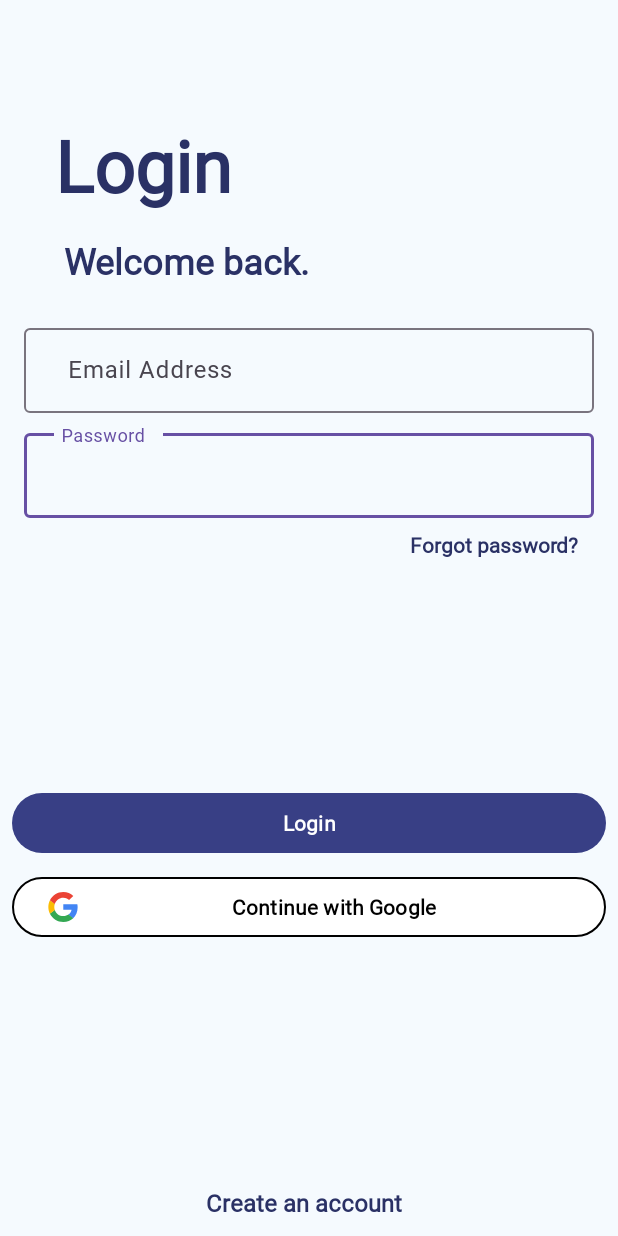
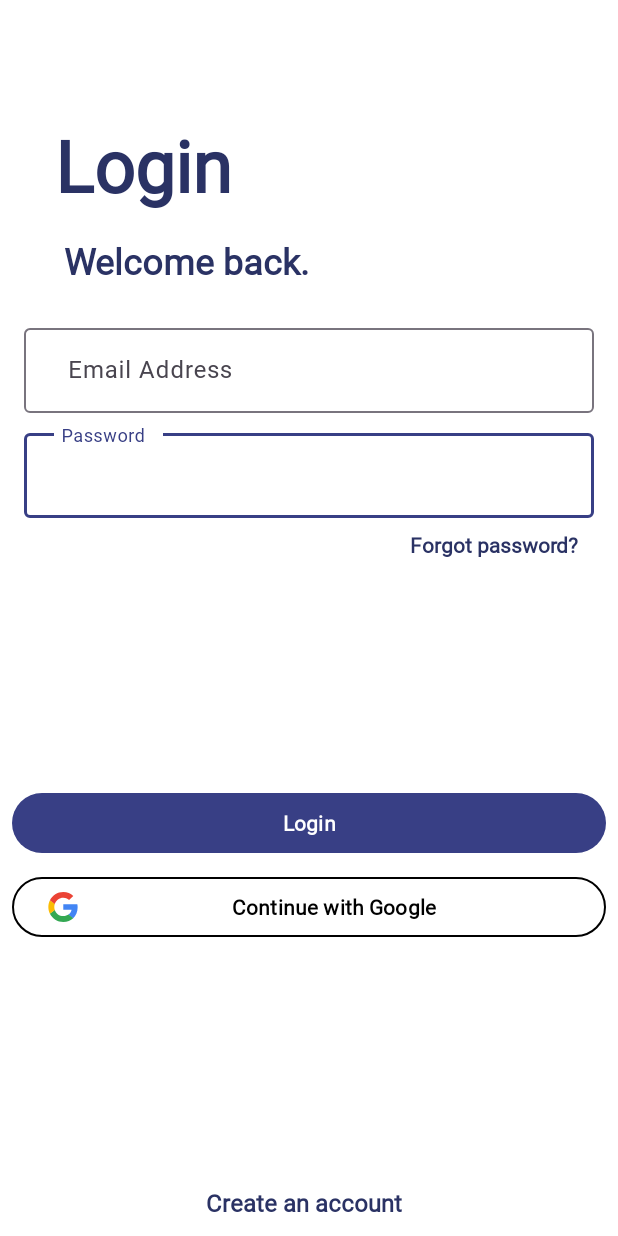
Before and after one commit to VandalByte/Nautica, an Android app: the LoginActivity screen opened directly, with no data from a screen before it, on a phone screen of 412 x 824 dp. Run offline under Robolectric (Android 15) with nearby library versions, the light colour scheme and no system bars.

Commit message:
Added proper color palette

```diff
--- a/app/src/main/java/com/dev/nautica/LoginActivity.kt
+++ b/app/src/main/java/com/dev/nautica/LoginActivity.kt
@@ -19,7 +19,7 @@
         setContentView(R.layout.activity_login)
 
         // Set the status bar color
-        window.statusBarColor = ContextCompat.getColor(this, R.color.statusBarLogin)
+        window.statusBarColor = ContextCompat.getColor(this, R.color.colorPrimary)
 
         loginButton = findViewById(R.id.googleSignInBtn)
         loginButton.setOnClickListener {
--- a/app/src/main/java/com/dev/nautica/SplashActivity.kt
+++ b/app/src/main/java/com/dev/nautica/SplashActivity.kt
@@ -24,7 +24,7 @@
         setContentView(R.layout.activity_splash)
 
         // Set the status bar color
-        window.statusBarColor = ContextCompat.getColor(this, R.color.statusBarSplash)
+        window.statusBarColor = ContextCompat.getColor(this, R.color.colorPrimaryDark)
 
         val splashLogo: ImageView = findViewById(R.id.splash_logo)
         val fadeIn = AnimationUtils.loadAnimation(this, R.anim.fade_in)
--- a/app/src/main/res/layout/activity_login.xml
+++ b/app/src/main/res/layout/activity_login.xml
@@ -6,7 +6,7 @@
     android:id="@+id/main"
     android:layout_width="match_parent"
     android:layout_height="match_parent"
-    android:background="@color/signupBackgroundColor"
+    android:background="@color/colorSurface"
     tools:context=".LoginActivity">
 
     <TextView
@@ -20,7 +20,7 @@
         android:paddingTop="0dp"
         android:paddingBottom="8dp"
         android:text=" Login"
-        android:textColor="@color/loginColorPrimary"
+        android:textColor="@color/colorPrimaryDark"
         android:textSize="48sp"
         android:textStyle="bold"
         app:layout_constraintEnd_toEndOf="parent"
@@ -36,9 +36,9 @@
         android:layout_marginBottom="8dp"
         android:fontFamily="@font/sf_pro"
         android:text="Login"
-        android:textColor="@color/white"
+        android:textColor="@color/colorPrimaryText"
         android:textStyle="bold"
-        app:backgroundTint="@color/loginBtn"
+        app:backgroundTint="@color/colorPrimary"
         app:cornerRadius="24dp"
         app:layout_constraintBottom_toTopOf="@+id/googleSignInBtn"
         app:layout_constraintEnd_toEndOf="parent"
@@ -88,7 +88,8 @@
             android:fontFamily="@font/sf_pro"
             android:hint="   Password"
             android:importantForAccessibility="yes"
-            android:inputType="textPassword" />
+            android:inputType="textPassword"
+            android:textColor="@color/black" />
     </com.google.android.material.textfield.TextInputLayout>
 
     <TextView
@@ -100,7 +101,7 @@
         android:fontFamily="@font/sf_pro"
         android:paddingBottom="0dp"
         android:text="   Welcome back."
-        android:textColor="@color/loginColorPrimary"
+        android:textColor="@color/colorPrimaryDark"
         android:textSize="24sp"
         android:textStyle="bold"
         app:layout_constraintEnd_toEndOf="parent"
@@ -129,7 +130,8 @@
             android:fontFamily="@font/sf_pro"
             android:hint="   Email Address"
             android:importantForAccessibility="yes"
-            android:inputType="textEmailAddress" />
+            android:inputType="textEmailAddress"
+            android:textColor="@color/black" />
     </com.google.android.material.textfield.TextInputLayout>
 
     <TextView
@@ -141,7 +143,7 @@
         android:layout_marginEnd="144dp"
         android:fontFamily="@font/sf_pro"
         android:text="  Create an account"
-        android:textColor="@color/loginColorPrimary"
+        android:textColor="@color/colorPrimaryDark"
         android:textSize="16sp"
         android:textStyle="bold"
         app:layout_constraintBottom_toBottomOf="parent"
@@ -158,7 +160,7 @@
         android:layout_marginEnd="18dp"
         android:fontFamily="@font/sf_pro"
         android:text="Forgot password?"
-        android:textColor="@color/loginColorPrimary"
+        android:textColor="@color/colorPrimaryDark"
         android:textSize="14sp"
         android:textStyle="bold"
         app:layout_constraintEnd_toEndOf="@+id/textInputLayoutPassword"
--- a/app/src/main/res/layout/activity_splash.xml
+++ b/app/src/main/res/layout/activity_splash.xml
@@ -2,7 +2,7 @@
 <RelativeLayout xmlns:android="http://schemas.android.com/apk/res/android"
     android:layout_width="match_parent"
     android:layout_height="match_parent"
-    android:background="@color/splashBackgroundColor"
+    android:background="@color/colorPrimaryDark"
     android:gravity="center">
 
     <ImageView
--- a/app/src/main/res/values-night/themes.xml
+++ b/app/src/main/res/values-night/themes.xml
@@ -1,7 +1,18 @@
 <resources xmlns:tools="http://schemas.android.com/tools">
     <!-- Base application theme. -->
     <style name="Base.Theme.Nautica" parent="Theme.Material3.DayNight.NoActionBar">
-        <!-- Customize your dark theme here. -->
-        <!-- <item name="colorPrimary">@color/my_dark_primary</item> -->
+        <!-- Primary branding color -->
+        <item name="colorPrimary">@color/colorPrimary</item>
+        <item name="colorPrimaryVariant">@color/colorPrimaryDark</item>
+        <item name="colorOnPrimary">@color/colorPrimaryText</item>
+
+        <!-- Secondary branding color -->
+        <item name="colorSecondary">@color/colorAccent</item>
+        <item name="colorOnSecondary">@color/colorSecondaryText</item>
+
+        <!-- Background and surface -->
+        <item name="android:colorBackground">@color/colorBackground</item>
+        <item name="colorSurface">@color/colorSurface</item>
+        <item name="colorOnBackground">@color/colorPrimaryText</item>
     </style>
 </resources>
--- a/app/src/main/res/values/colors.xml
+++ b/app/src/main/res/values/colors.xml
@@ -1,13 +1,20 @@
 <?xml version="1.0" encoding="utf-8"?>
 <resources>
-    <color name="splashBackgroundColor">#171B3E</color>
-    <!-- Login -->
-    <color name="signupBackgroundColor">#F5FAFE</color>
-    <color name="loginBtn">#383F85</color>
-    <color name="loginColorPrimary">#2A3165</color>
-    <color name="statusBarLogin">#2A3165</color>
-    <color name="statusBarSplash">#171B3E</color>
-
     <color name="black">#FF000000</color>
     <color name="white">#FFFFFFFF</color>
+
+    <!-- Primary color scheme -->
+    <color name="colorPrimary">#383F85</color>
+    <color name="colorPrimaryDark">#2A3264</color>
+    <color name="colorAccent">#DAF0FE</color>
+
+    <!-- Background and surface colors -->
+    <color name="colorBackground">#FFEEE7</color>
+    <color name="colorSurface">#FFFFFF</color>
+
+    <!-- Text colors -->
+    <color name="colorPrimaryText">#FFFFFF</color>
+    <color name="colorSecondaryText">#383F85</color>
+    <color name="colorTertiaryText">#EAE8FE</color>
+
 </resources>
--- a/app/src/main/res/values/themes.xml
+++ b/app/src/main/res/values/themes.xml
@@ -1,9 +1,19 @@
 <resources xmlns:tools="http://schemas.android.com/tools">
     <!-- Base application theme. -->
     <style name="Base.Theme.Nautica" parent="Theme.Material3.DayNight.NoActionBar">
-        <!-- Customize your light theme here. -->
-        <!-- <item name="colorPrimary">@color/my_light_primary</item> -->
+        <!-- Primary branding color -->
+        <item name="colorPrimary">@color/colorPrimary</item>
+        <item name="colorPrimaryVariant">@color/colorPrimaryDark</item>
+        <item name="colorOnPrimary">@color/colorPrimaryText</item>
+
+        <!-- Secondary branding color -->
+        <item name="colorSecondary">@color/colorAccent</item>
+        <item name="colorOnSecondary">@color/colorSecondaryText</item>
+
+        <!-- Background and surface -->
+        <item name="android:colorBackground">@color/colorBackground</item>
+        <item name="colorSurface">@color/colorSurface</item>
+        <item name="colorOnBackground">@color/colorPrimaryText</item>
     </style>
-
     <style name="Theme.Nautica" parent="Base.Theme.Nautica" />
 </resources>
```
